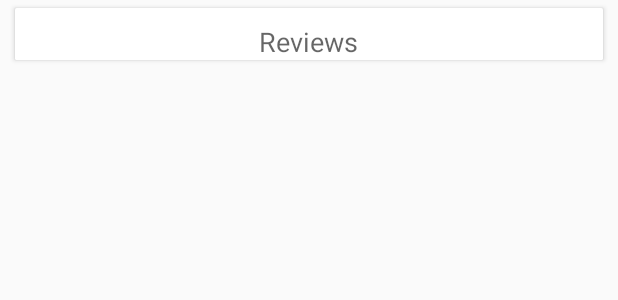
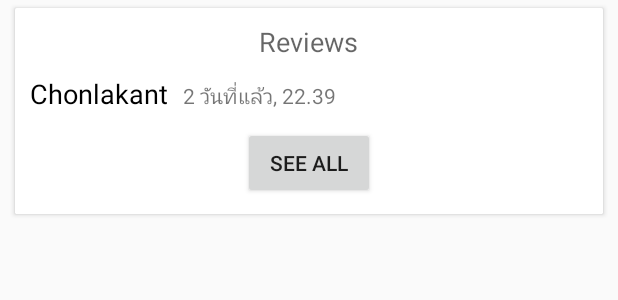
Before and after one commit to Chonlakant/iSMART, an Android app: the layout item_course_detail.xml on its own in the app's theme, with its tools: preview values and no code run, on a phone screen of 412 x 824 dp. Shown: the top 300 px of the screen. Run offline under Robolectric (Android 15) with nearby library versions, the phone set to English and light mode, and no system bars.

Commit message:
เพิ่มlayout

```diff
--- a/app/src/main/res/layout/item_course_detail.xml
+++ b/app/src/main/res/layout/item_course_detail.xml
@@ -1,8 +1,8 @@
 <?xml version="1.0" encoding="utf-8"?>
 <LinearLayout xmlns:android="http://schemas.android.com/apk/res/android"
-    android:orientation="vertical"
     android:layout_width="match_parent"
-    android:layout_height="match_parent">
+    android:layout_height="match_parent"
+    android:orientation="vertical">
 
     <android.support.v7.widget.CardView xmlns:android="http://schemas.android.com/apk/res/android"
         xmlns:card_view="http://schemas.android.com/apk/res-auto"
@@ -17,19 +17,56 @@
 
 
         <LinearLayout
-        android:orientation="vertical"
             android:layout_width="match_parent"
-        android:layout_height="match_parent">
+            android:layout_height="match_parent"
+            android:orientation="vertical">
 
 
             <TextView
-            android:layout_marginTop="10dp"
+                android:id="@+id/textView5"
                 android:layout_width="wrap_content"
                 android:layout_height="wrap_content"
+                android:layout_gravity="center_horizontal"
+                android:layout_marginTop="10dp"
+                android:text="Reviews"
+                android:textAppearance="?android:attr/textAppearanceMedium" />
+
+
+            <LinearLayout
+                android:layout_width="match_parent"
+                android:layout_height="wrap_content"
+                android:layout_marginTop="10dp"
+                android:orientation="horizontal">
+
+                <TextView
+                    android:id="@+id/textView6"
+                    android:layout_width="wrap_content"
+                    android:layout_height="wrap_content"
+                    android:layout_marginLeft="10dp"
+                    android:text="Chonlakant"
                     android:textAppearance="?android:attr/textAppearanceMedium"
-            android:text="Reviews"
-            android:id="@+id/textView5"
-            android:layout_gravity="center_horizontal" />
+                    android:textColor="#000" />
+
+                <TextView
+                    android:id="@+id/textView7"
+                    android:layout_width="wrap_content"
+                    android:layout_height="wrap_content"
+                    android:layout_marginLeft="10dp"
+                    android:text="2 วันที่แล้ว, 22.39"
+                    android:textAppearance="?android:attr/textAppearanceSmall" />
+
+
+            </LinearLayout>
+
+
+            <Button
+                android:id="@+id/button2"
+                android:layout_width="wrap_content"
+                android:layout_height="wrap_content"
+                android:layout_gravity="center_horizontal"
+                android:layout_marginBottom="10dp"
+                android:layout_marginTop="10dp"
+                android:text="See All" />
 
 
         </LinearLayout>
```
Lines whose indentation alone changed are shown as unchanged.
